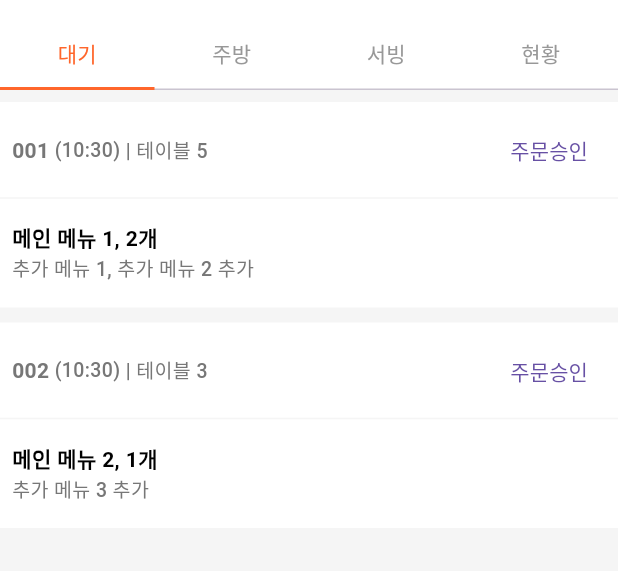
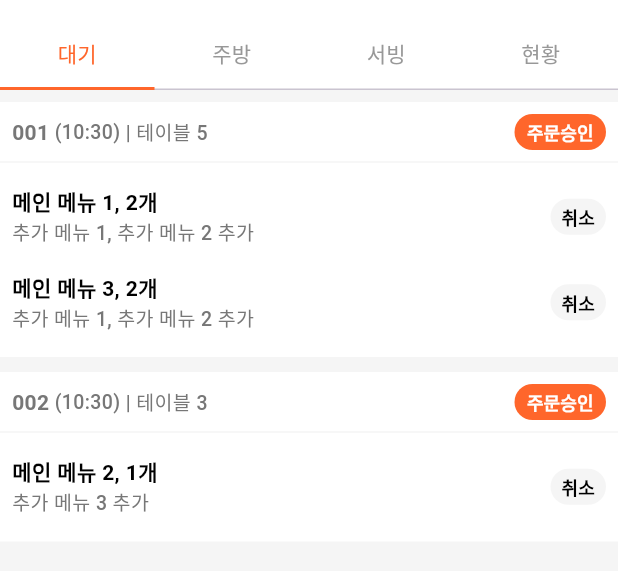
Before and after one commit to olleh365/menuboard-admin, a Flutter app: the screen it shows after launch, on a phone screen of 412 x 824 dp, the part 66-637 px from its top. Run offline on Flutter 3.47's test engine with Material 3 defaults, Android fonts, the phone set to English and light mode, and no system bars; our stand-ins replace fluttertoast.

Commit message:
주문승인, 취소버튼 추가 및 Provider 라이브러리 추가

```diff
--- a/lib/main.dart
+++ b/lib/main.dart
@@ -38,7 +38,6 @@ class MyApp extends StatelessWidget {
               child: SizedBox(
                 width: 100,
                 height: 24,
-                // alignment: Alignment.center,\
                 child: Row(
                   children: [
                     Text(
--- a/lib/waiting_screen.dart
+++ b/lib/waiting_screen.dart
@@ -1,7 +1,6 @@
 import 'package:flutter/material.dart';
 import 'exam_menu_model.dart';
 import 'package:intl/intl.dart';
-import 'package:fluttertoast/fluttertoast.dart';
 import 'main.dart';
 
 class WaitingScreen extends StatelessWidget {
@@ -18,6 +17,15 @@ class WaitingScreen extends StatelessWidget {
         items: [
           OrderItem(
             mainMenu: '메인 메뉴 1',
+            mainMenuPrice: 10.0,
+            additionalMenu: [
+              AdditionalMenuItem(name: '추가 메뉴 1', price: 2.0),
+              AdditionalMenuItem(name: '추가 메뉴 2', price: 3.0),
+            ],
+            quantity: 2,
+          ),
+          OrderItem(
+            mainMenu: '메인 메뉴 3',
             mainMenuPrice: 10.0,
             additionalMenu: [
               AdditionalMenuItem(name: '추가 메뉴 1', price: 2.0),
@@ -91,10 +99,22 @@ class WaitingScreen extends StatelessWidget {
                             ),
                           ],
                         ),
-                        const SizedBox(
+                        SizedBox(
+                          width: 61,
+                          height: 24,
                             child: TextButton(
                               onPressed: toastExample,
-                              child: Text('주문승인')
+                              style: TextButton.styleFrom(
+                                  backgroundColor: const Color(0xFFFF662B),
+                                  foregroundColor: Colors.white,
+                                padding: EdgeInsets.zero,
+                              ),
+                                child: const Text(
+                                  '주문승인',
+                                  style: TextStyle(
+                                    fontSize: 12, fontWeight: FontWeight.w600
+                                  ),
+                              )
                             )
                         )
                       ],
@@ -106,7 +126,10 @@ class WaitingScreen extends StatelessWidget {
                   ...order.items.map((item) =>
                   Padding(
                     padding: const EdgeInsets.symmetric(horizontal: 8),
-                      child: Column(
+                      child: Row(
+                        mainAxisAlignment: MainAxisAlignment.spaceBetween,
+                        children: [
+                          Column(
                             crossAxisAlignment: CrossAxisAlignment.start,
                             children: [
                               const SizedBox(height: 8),
@@ -127,10 +150,27 @@ class WaitingScreen extends StatelessWidget {
                                   color: Color(0xFF777777),
                                 ),
                               ),
+                              const SizedBox(height: 8,)
+                            ],
+                          ),
+                          SizedBox(
+                            width: 37,
+                            height: 24,
+                            child: TextButton(onPressed: toastExample,
+                                style: TextButton.styleFrom(
+                                  backgroundColor: const Color(0xFFF5F5F5),
+                                  foregroundColor: Colors.black,
+                                  padding: EdgeInsets.zero
+                                ),
+                                child: const Text('취소',
+                                  style: TextStyle(fontWeight: FontWeight.w600, fontSize: 12
+                                  ),
+                                )
+                            ),
+                          )
                         ],
                         ),
                       )),
-                  const SizedBox(height: 8),
                 ],
               ),
             ),
--- a/pubspec.yaml
+++ b/pubspec.yaml
@@ -36,6 +36,8 @@ dependencies:
   # Use with the CupertinoIcons class for iOS style icons.
   cupertino_icons: ^1.0.6
   intl: ^0.19.0
+  provider: ^6.1.2
+  fluttertoast: ^8.2.6
 
 dev_dependencies:
   flutter_test:
@@ -47,8 +49,6 @@ dev_dependencies:
   # package. See that file for information about deactivating specific lint
   # rules and activating additional ones.
   flutter_lints: ^3.0.0
-  fluttertoast: ^8.2.6
-
 # For information on the generic Dart part of this file, see the
 # following page: https://dart.dev/tools/pub/pubspec
 
```
Also changed, not shown: pubspec.lock. Lines whose indentation alone changed are shown as unchanged.
